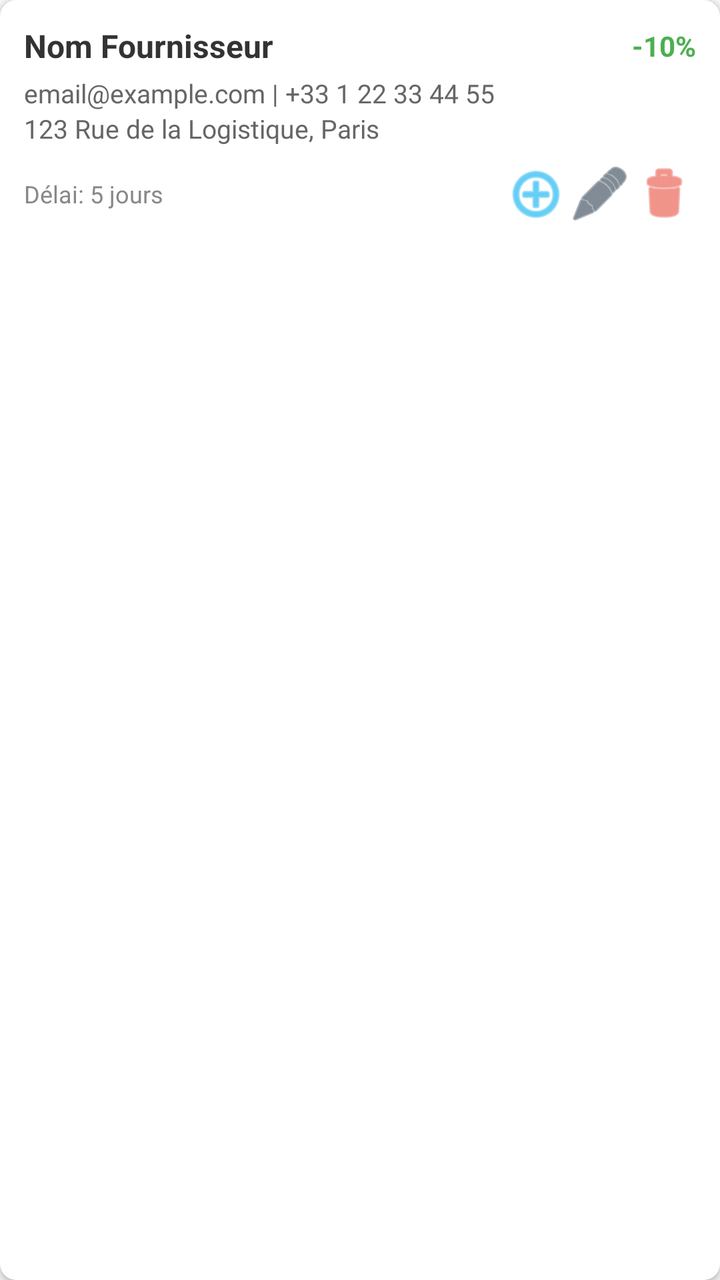
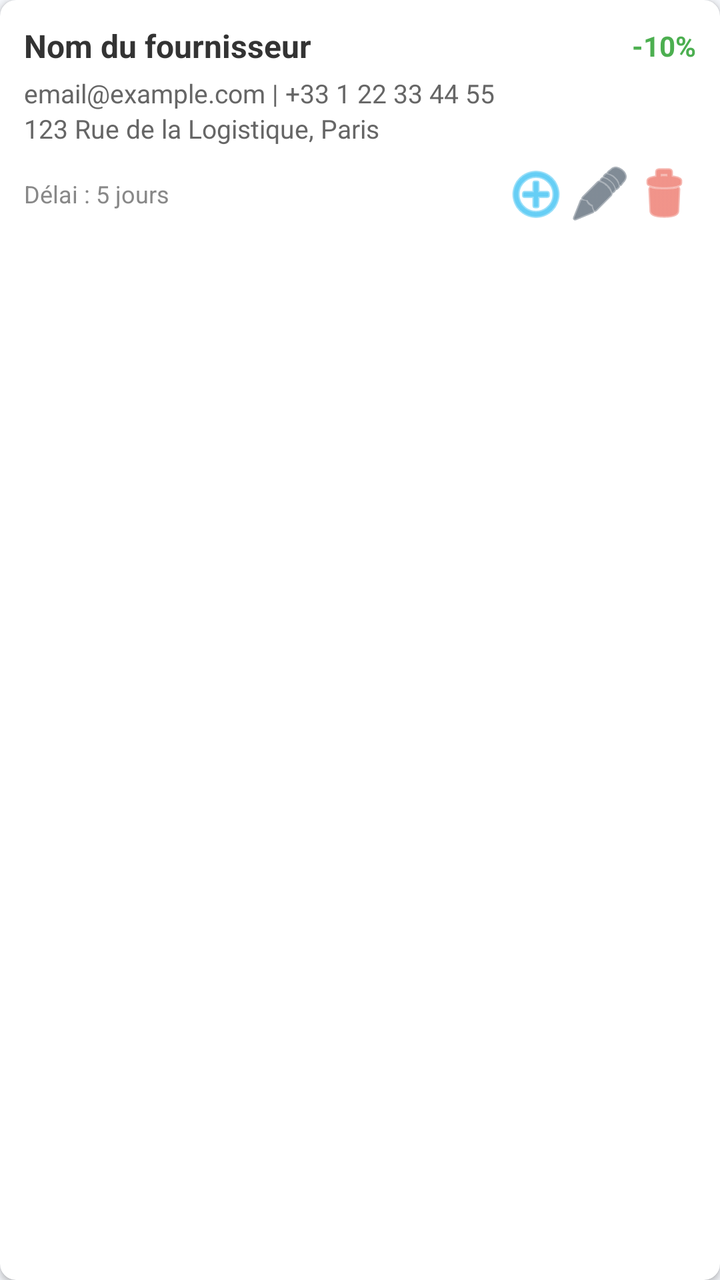

The first picture is an Android layout as it rendered before a commit; the second is the same layout after the commit. The layout source and the unified diff follow.
<!-- AndroidManifest.xml: application theme Theme.StockIT -->
<!-- res/layout/item_supplier.xml -->
<?xml version="1.0" encoding="utf-8"?>
<com.google.android.material.card.MaterialCardView xmlns:android="http://schemas.android.com/apk/res/android"
    xmlns:app="http://schemas.android.com/apk/res-auto"
    android:layout_width="match_parent"
    android:layout_height="wrap_content"
    android:layout_marginHorizontal="8dp"
    android:layout_marginVertical="4dp"
    app:cardCornerRadius="8dp"
    app:cardElevation="2dp">

    <LinearLayout
        android:layout_width="match_parent"
        android:layout_height="wrap_content"
        android:orientation="vertical"
        android:padding="12dp">

        <LinearLayout
            android:layout_width="match_parent"
            android:layout_height="wrap_content"
            android:orientation="horizontal"
            android:gravity="center_vertical">

            <TextView
                android:id="@+id/supplierName"
                android:layout_width="0dp"
                android:layout_height="wrap_content"
                android:layout_weight="1"
                android:text="Nom Fournisseur"
                android:textStyle="bold"
                android:textSize="16sp"
                android:textColor="#333333" />

            <TextView
                android:id="@+id/supplierDiscount"
                android:layout_width="wrap_content"
                android:layout_height="wrap_content"
                android:text="-10%"
                android:textStyle="bold"
                android:textColor="#4CAF50" />
        </LinearLayout>

        <TextView
            android:id="@+id/supplierContact"
            android:layout_width="match_parent"
            android:layout_height="wrap_content"
            android:layout_marginTop="4dp"
            android:text="email@example.com | +33 1 22 33 44 55"
            android:textSize="13sp"
            android:textColor="#666666" />

        <TextView
            android:id="@+id/supplierAddress"
            android:layout_width="match_parent"
            android:layout_height="wrap_content"
            android:text="123 Rue de la Logistique, Paris"
            android:textSize="13sp"
            android:textColor="#666666" />

        <LinearLayout
            android:layout_width="match_parent"
            android:layout_height="wrap_content"
            android:orientation="horizontal"
            android:layout_marginTop="8dp"
            android:gravity="center_vertical">

            <TextView
                android:id="@+id/supplierLeadTime"
                android:layout_width="0dp"
                android:layout_height="wrap_content"
                android:layout_weight="1"
                android:text="Délai: 5 jours"
                android:textSize="12sp"
                android:textColor="#888888" />

            <ImageButton
                android:id="@+id/btnOrderSupplier"
                android:layout_width="32dp"
                android:layout_height="32dp"
                android:src="@android:drawable/ic_menu_add"
                android:background="?attr/selectableItemBackgroundBorderless"
                app:tint="#00AEEF" />

            <ImageButton
                android:id="@+id/btnEditSupplier"
                android:layout_width="32dp"
                android:layout_height="32dp"
                android:src="@android:drawable/ic_menu_edit"
                android:background="?attr/selectableItemBackgroundBorderless"
                app:tint="#2C3E50" />

            <ImageButton
                android:id="@+id/btnDeleteSupplier"
                android:layout_width="32dp"
                android:layout_height="32dp"
                android:src="@android:drawable/ic_menu_delete"
                android:background="?attr/selectableItemBackgroundBorderless"
                app:tint="#E74C3C" />
        </LinearLayout>

    </LinearLayout>
</com.google.android.material.card.MaterialCardView>
<!-- resources referenced by this layout -->
<resources>
  <style name="Theme.StockIT" parent="Theme.MaterialComponents.Light.NoActionBar">
          
          <item name="colorPrimary">@color/vista_blue</item>
          <item name="colorPrimaryDark">@color/vista_navy</item>
          <item name="colorAccent">@color/vista_turquoise</item>
          <item name="colorSecondary">@color/vista_turquoise</item>
          <item name="colorControlHighlight">#220F53FA</item>
  
          
          <item name="android:windowBackground">@color/vista_bg</item>
          <item name="android:colorBackground">@color/vista_bg</item>
          <item name="colorSurface">@color/vista_surface</item>
  
          
          <item name="android:textColor">@color/vista_navy</item>
          <item name="android:textColorPrimary">@color/vista_navy</item>
          <item name="android:textColorSecondary">@color/vista_navy_muted</item>
          <item name="android:textColorHint">@color/vista_navy_faint</item>
  
          
          <item name="android:statusBarColor">@color/vista_blue</item>
  
          
          <item name="android:colorControlActivated">@color/vista_blue</item>
      </style>
  <color name="vista_blue">#0F53FA</color>
  <color name="vista_navy">#0B1F44</color>
  <color name="vista_turquoise">#1DE9B6</color>
  <color name="vista_bg">#F5F7FB</color>
  <color name="vista_surface">#FFFFFF</color>
  <color name="vista_navy_muted">#4A5A78</color>
  <color name="vista_navy_faint">#8A96AC</color>
</resources>

<!-- the commit's change to res/layout/item_supplier.xml (unified diff, before → after) -->
@@ -25,7 +25,7 @@
                 android:layout_width="0dp"
                 android:layout_height="wrap_content"
                 android:layout_weight="1"
-                android:text="Nom Fournisseur"
+                android:text="@string/supplier_name_placeholder"
                 android:textStyle="bold"
                 android:textSize="16sp"
                 android:textColor="#333333" />
@@ -68,7 +68,7 @@
                 android:layout_width="0dp"
                 android:layout_height="wrap_content"
                 android:layout_weight="1"
-                android:text="Délai: 5 jours"
+                android:text="@string/supplier_lead_time_placeholder"
                 android:textSize="12sp"
                 android:textColor="#888888" />
 
<!-- resource entries referenced after the edit -->
@@ -1,5 +1,7 @@
 <!-- resources referenced by this layout -->
 <resources>
+  <string name="supplier_lead_time_placeholder">Délai : 5 jours</string>
+  <string name="supplier_name_placeholder">Nom du fournisseur</string>
   <style name="Theme.StockIT" parent="Theme.MaterialComponents.Light.NoActionBar">
           
           <item name="colorPrimary">@color/vista_blue</item>
